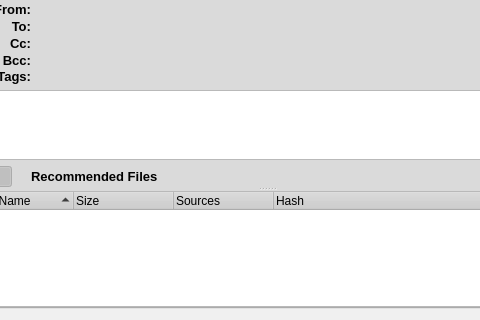
RetroShare/RetroShare, file retroshare-gui/src/gui/MessagesDialog.ui: the form before one commit; both pictures show x 201 to 681 and y 191 to 511 of the 775 by 511 pixel window.
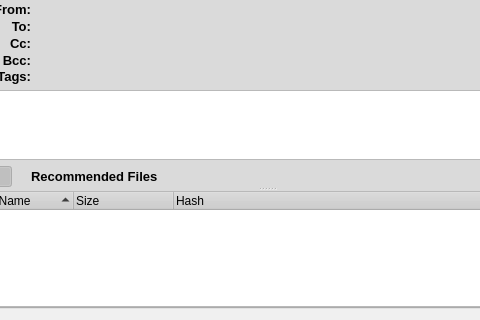
The form after the commit. Icons and pictures are not drawn.

Commit message: Removed menus with friends in SharedFilesDialog. Add a single action to send files as message. Add send as message to the remote files too. The files are now send as recommended files. Disable context menus for the person item. Auto hide the AttachFileItem in all dialogs after the successfully finish of the hash. Removed the column source of the files in messages.

```diff
--- a/retroshare-gui/src/gui/MessagesDialog.ui
+++ b/retroshare-gui/src/gui/MessagesDialog.ui
@@ -1765,11 +1765,6 @@
              <string>Size</string>
             </property>
            </column>
-           <column>
-            <property name="text">
-             <string>Sources</string>
-            </property>
-           </column>
            <column>
             <property name="text">
              <string>Hash</string>
```
Left out of the diff: 40 changed lines with no effect on the pictures. The commit also changes 11 other files.
